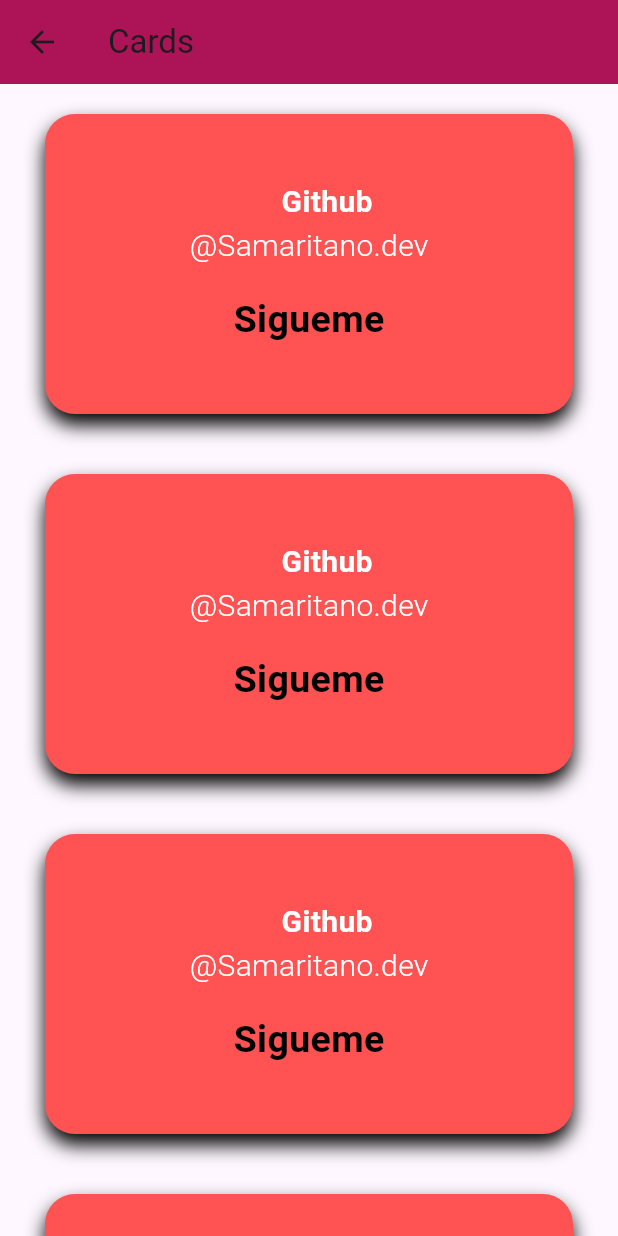
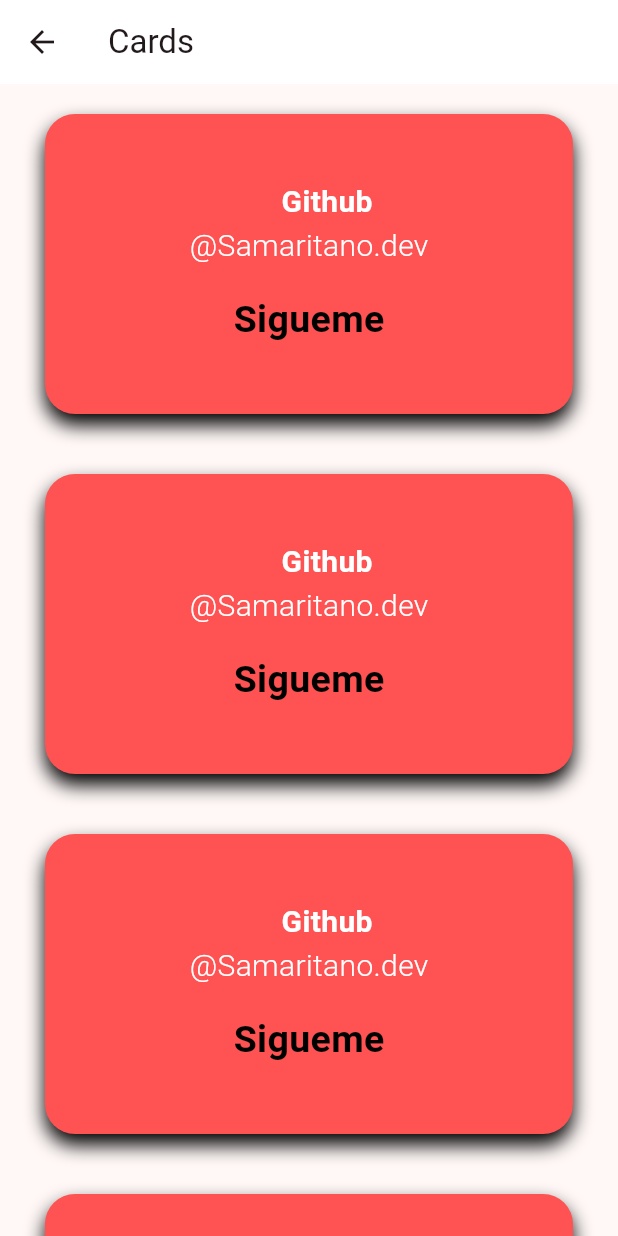
Before and after one commit to SamaritanoDev/widgets, a Flutter app: the screen it shows after launch, after a tap on the "keyboard arrow right" icon, on a phone screen of 412 x 824 dp. Run offline on Flutter 3.47's test engine with Material 3 defaults, Android fonts, the phone set to English and light mode, and no system bars.

Commit message:
colors and create page mi widgets

```diff
--- a/lib/main.dart
+++ b/lib/main.dart
@@ -13,10 +13,12 @@ class MyApp extends StatelessWidget {
       debugShowCheckedModeBanner: false,
       title: 'Flutter widgets',
       initialRoute: 'inicio',
+      theme: ThemeData(colorSchemeSeed: Colors.pinkAccent),
       routes: {
         'inicio': (context) => const HomeScreen(),
         'cards': (context) => const CardsScreen(),
         'buttons': (context) => const ButtonScreen(),
+        'mis widgets': (context) => const WidgetsCustomScreen(),
       },
     );
   }
--- a/lib/pages/cards.dart
+++ b/lib/pages/cards.dart
@@ -6,9 +6,10 @@ class CardsScreen extends StatelessWidget {
 
   @override
   Widget build(BuildContext context) {
+    final color = Theme.of(context).colorScheme;
     return Scaffold(
       appBar: AppBar(
-        backgroundColor: Colors.pink[800],
+        backgroundColor: color.onPrimary,
         title: const Text('Cards'),
       ),
       body: const Center(
--- a/lib/pages/home_screen.dart
+++ b/lib/pages/home_screen.dart
@@ -5,9 +5,10 @@ class HomeScreen extends StatelessWidget {
 
   @override
   Widget build(BuildContext context) {
+    final color = Theme.of(context).colorScheme;
     return Scaffold(
       appBar: AppBar(
-        backgroundColor: Colors.pink[800],
+        backgroundColor: color.primary,
         title: const Text('Widgets'),
       ),
       body: ListView(
@@ -16,9 +17,9 @@ class HomeScreen extends StatelessWidget {
             title: const Text('Card'),
             subtitle: const Text('Tarjeta con BoxDecoration'),
             trailing: IconButton(
-              icon: const Icon(
+              icon: Icon(
                 Icons.keyboard_arrow_right,
-                color: Colors.redAccent,
+                color: color.primary,
                 size: 40,
               ),
               onPressed: () => Navigator.pushNamed(context, 'cards'),
@@ -28,12 +29,24 @@ class HomeScreen extends StatelessWidget {
             title: const Text('Buttons'),
             subtitle: const Text('Botones con Elevate button y sin'),
             trailing: IconButton(
-              icon: const Icon(
+              icon: Icon(
                 Icons.keyboard_arrow_right,
-                color: Colors.redAccent,
+                color: color.primary,
                 size: 40,
               ),
               onPressed: () => Navigator.pushNamed(context, 'buttons'),
+            ),
+          ),
+          ListTile(
+            title: const Text('Mis widgets customizados'),
+            subtitle: const Text('buscador, etc'),
+            trailing: IconButton(
+              icon: Icon(
+                Icons.keyboard_arrow_right,
+                color: color.primary,
+                size: 40,
+              ),
+              onPressed: () => Navigator.pushNamed(context, 'mis widgets'),
             ),
           ),
         ],
--- a/lib/pages/screens.dart
+++ b/lib/pages/screens.dart
@@ -1,3 +1,4 @@
 export 'package:widgets/pages/home_screen.dart';
 export 'package:widgets/pages/cards.dart';
 export 'package:widgets/pages/buttons.dart';
+export 'package:widgets/pages/widgets_custom_screen.dart';
--- a/lib/widgets/buttom_custom.dart
+++ b/lib/widgets/buttom_custom.dart
@@ -16,12 +16,13 @@ class ButtonCustom extends StatelessWidget {
 
   @override
   Widget build(BuildContext context) {
+    final color = Theme.of(context).colorScheme;
     return Container(
       padding: const EdgeInsets.all(10),
       width: width,
       height: height,
       decoration: BoxDecoration(
-        color: Colors.redAccent,
+        color: color.secondary,
         borderRadius: BorderRadius.circular(10),
       ),
       child: Row(
--- a/lib/widgets/widgets.dart
+++ b/lib/widgets/widgets.dart
@@ -1,3 +1,2 @@
 export 'package:widgets/widgets/card_box.dart';
 export 'package:widgets/widgets/buttom_custom.dart';
-export 'package:widgets/widgets/buttom_custom.dart';
```
Also changed, not shown: lib/pages/buttons.dart (+10 -5 lines), lib/pages/widgets_custom_screen.dart (added, +19 -0 lines), pubspec.lock, 2 other files.
